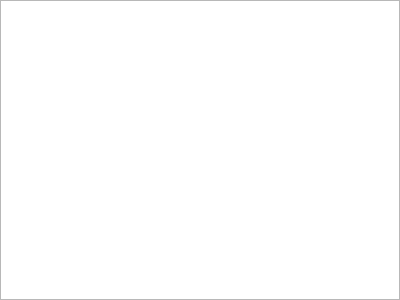
First picture: the form in src/widget/wglog.ui, repository Dragon-qing/ToolKit, before the edit.
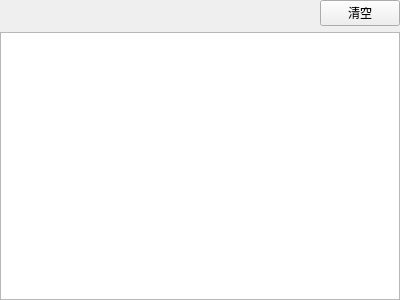
Second picture: the form after the edit. Custom widgets are drawn as their Qt base class.

```diff
--- a/src/widget/wglog.ui
+++ b/src/widget/wglog.ui
@@ -28,7 +28,27 @@
    </property>
    <item>
     <layout class="QGridLayout" name="gridLayout">
-     <item row="0" column="0">
+     <item row="1" column="1">
+      <widget class="QPushButton" name="clearBtn">
+       <property name="text">
+        <string>清空</string>
+       </property>
+      </widget>
+     </item>
+     <item row="1" column="0">
+      <spacer name="horizontalSpacer">
+       <property name="orientation">
+        <enum>Qt::Horizontal</enum>
+       </property>
+       <property name="sizeHint" stdset="0">
+        <size>
+         <width>40</width>
+         <height>20</height>
+        </size>
+       </property>
+      </spacer>
+     </item>
+     <item row="2" column="0" colspan="2">
       <widget class="LogTab" name="tableView"/>
      </item>
     </layout>
```
